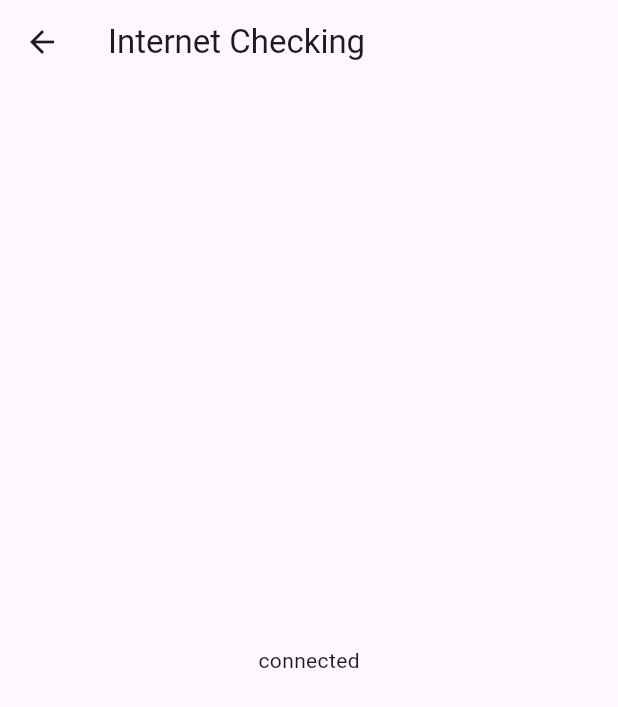
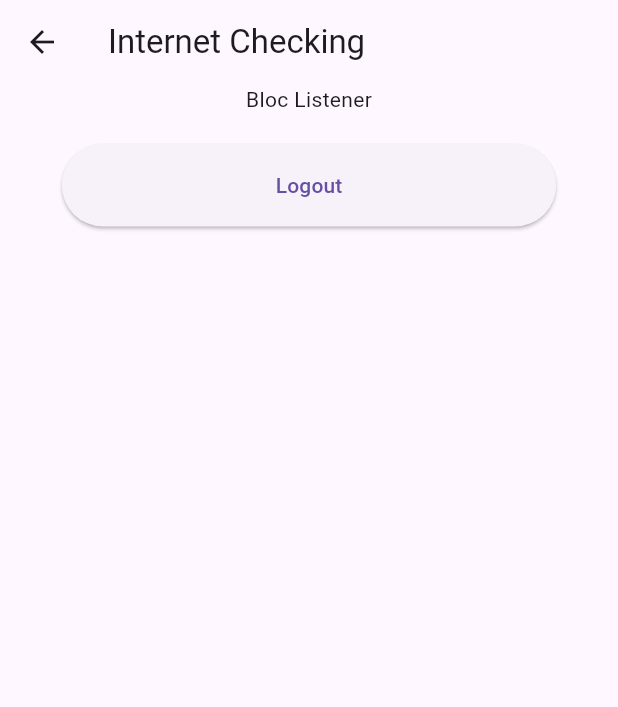
Before and after one commit to vinaypratap123/bloc_state_management, a Flutter app: the LoginScreen screen opened directly, after a tap on "Login", on a phone screen of 412 x 824 dp. Shown: the top 707 px of the screen. Run offline on Flutter 3.47's test engine with Material 3 defaults, Android fonts, the phone set to English and light mode, and no system bars; our stand-ins replace connectivity, email_validator, firebase_auth, firebase_core, flutter_bloc; accounts and stored records are empty.

Commit message:
add phone auth with successfull login

```diff
--- a/lib/cubits/auth_cubit/auth_cubit.dart
+++ b/lib/cubits/auth_cubit/auth_cubit.dart
@@ -1,12 +1,21 @@
 import 'package:bloc_state_management/cubits/auth_cubit/auth_state.dart';
 import 'package:firebase_auth/firebase_auth.dart';
+import 'package:flutter/widgets.dart';
 import 'package:flutter_bloc/flutter_bloc.dart';
 
 class LoginCubit extends Cubit<LoginState> {
   final FirebaseAuth auth = FirebaseAuth.instance;
-  LoginCubit() : super(LoginInitialState());
+  LoginCubit() : super(LoginInitialState()) {
+    User? currentUser = auth.currentUser;
+    if (currentUser != null) {
+      emit(LoggedInState(currentUser));
+    } else {
+      emit(LoggedOutState());
+    }
+  }
   String? _verificationId;
   void sendOtp(String phoneNumber) async {
+    emit(LoginLoadingState());
     await auth.verifyPhoneNumber(
         phoneNumber: phoneNumber,
         codeSent: ((verificationId, forceResendingToken) {
@@ -25,9 +34,12 @@ class LoginCubit extends Cubit<LoginState> {
   }
 
   void verifyOtp(String otp) {
+    emit(LoginLoadingState());
     PhoneAuthCredential phoneAuthCredential = PhoneAuthProvider.credential(
         verificationId: _verificationId!, smsCode: otp);
+    debugPrint("here");
     signInWithPhone(phoneAuthCredential);
+    debugPrint("here 2");
   }
 
   void signInWithPhone(PhoneAuthCredential phoneAuthCredential) async {
@@ -35,10 +47,19 @@ class LoginCubit extends Cubit<LoginState> {
       UserCredential userCredential =
           await auth.signInWithCredential(phoneAuthCredential);
       if (userCredential.user != null) {
-        emit(LoggedInState());
+        debugPrint("here 3");
+
+        emit(LoggedInState(userCredential.user!));
+        debugPrint("here 4");
       }
     } on FirebaseAuthException catch (ex) {
+      debugPrint("here error");
       emit(LoginErrorState(ex.message.toString()));
     }
   }
+
+  void logout() async {
+    await auth.signOut();
+    emit(LoggedOutState());
+  }
 }
--- a/lib/cubits/auth_cubit/auth_state.dart
+++ b/lib/cubits/auth_cubit/auth_state.dart
@@ -1,3 +1,5 @@
+import 'package:firebase_auth/firebase_auth.dart';
+
 abstract class LoginState {}
 
 class LoginInitialState extends LoginState {}
@@ -9,8 +11,8 @@ class LoginOtpSentState extends LoginState {}
 class LoginOtpVerificationState extends LoginState {}
 
 class LoggedInState extends LoginState {
-  // final UserCredential userCredential;
-  //  LoggedInState( )
+  final User userCredential;
+   LoggedInState( this.userCredential);
 
 }
 
--- a/lib/screens/home_screen.dart
+++ b/lib/screens/home_screen.dart
@@ -1,4 +1,7 @@
 import 'package:bloc_state_management/blocs/internet_bloc/internet_state.dart';
+import 'package:bloc_state_management/cubits/auth_cubit/auth_cubit.dart';
+import 'package:bloc_state_management/cubits/auth_cubit/auth_state.dart';
+import 'package:bloc_state_management/screens/login/phone_number_screen.dart';
 import 'package:flutter/material.dart';
 import 'package:flutter_bloc/flutter_bloc.dart';
 
@@ -13,11 +16,12 @@ class HomeScreen extends StatelessWidget {
       appBar: AppBar(
         title: const Text("Internet Checking"),
       ),
-      body: Container(
+      body: SizedBox(
         height: double.infinity,
         width: double.infinity,
-
-        child: Center(
+        child: Column(
+          children: [
+            Center(
               ///cubit
 
               // child: BlocConsumer<InternetCubit, InternetState>(
@@ -47,30 +51,30 @@ class HomeScreen extends StatelessWidget {
 
               /// bloc consumer
 
-          child: BlocConsumer<InternetBloc, InternetState>(
-            listener: (context, state) {
-              if (state is InternetLostState) {
-                ScaffoldMessenger.of(context).showSnackBar(const SnackBar(
-                  content: Text("Internet Disconnected"),
-                  backgroundColor: Colors.red,
-                ));
-              } else if (state is InternetBackState) {
-                ScaffoldMessenger.of(context).showSnackBar(const SnackBar(
-                  content: Text("Internet Connected"),
-                  backgroundColor: Colors.green,
-                ));
-              }
-            },
-            builder: (context, state) {
-              if (state is InternetLostState) {
-                return const Text("disconnected");
-              } else if (state is InternetBackState) {
-                return const Text("connected");
-              } else {
-                return const Text("Loading...");
-              }
-            },
-          ),
+              // child: BlocConsumer<InternetBloc, InternetState>(
+              //   listener: (context, state) {
+              //     if (state is InternetLostState) {
+              //       ScaffoldMessenger.of(context).showSnackBar(const SnackBar(
+              //         content: Text("Internet Disconnected"),
+              //         backgroundColor: Colors.red,
+              //       ));
+              //     } else if (state is InternetBackState) {
+              //       ScaffoldMessenger.of(context).showSnackBar(const SnackBar(
+              //         content: Text("Internet Connected"),
+              //         backgroundColor: Colors.green,
+              //       ));
+              //     }
+              //   },
+              //   builder: (context, state) {
+              //     if (state is InternetLostState) {
+              //       return const Text("disconnected");
+              //     } else if (state is InternetBackState) {
+              //       return const Text("connected");
+              //     } else {
+              //       return const Text("Loading...");
+              //     }
+              //   },
+              // ),
 
               /// bloc builder
 
@@ -86,24 +90,49 @@ class HomeScreen extends StatelessWidget {
               // }),
 
               /// bloc listener
-          // child: BlocListener<InternetBloc, InternetState>(
-          // listener: (context, state) {
-          //     if (state is InternetLostState) {
-          //       ScaffoldMessenger.of(context).showSnackBar(
-          //           const SnackBar(
-          //             content: Text("Internet Disconnected"),
-          //             backgroundColor: Colors.red,
-          //             ));
-          //     } else if (state is InternetBackState) {
-          //       ScaffoldMessenger.of(context).showSnackBar(
-          //           const SnackBar(
-          //             content: Text("Internet Connected"),
-          //             backgroundColor: Colors.green,
-          //             ));
-          //     }
-          //   },
-          //   child: const Text("Bloc Listener"),
-          // ),
+              child: BlocListener<InternetBloc, InternetState>(
+                listener: (context, state) {
+                  if (state is InternetLostState) {
+                    ScaffoldMessenger.of(context).showSnackBar(const SnackBar(
+                      content: Text("Internet Disconnected"),
+                      backgroundColor: Colors.red,
+                    ));
+                  } else if (state is InternetBackState) {
+                    ScaffoldMessenger.of(context).showSnackBar(const SnackBar(
+                      content: Text("Internet Connected"),
+                      backgroundColor: Colors.green,
+                    ));
+                  }
+                },
+                child: const Text("Bloc Listener"),
+              ),
+            ),
+            const SizedBox(
+              height: 20,
+            ),
+            BlocConsumer<LoginCubit, LoginState>(
+              listener: (context, state) {
+                if (state is LoggedOutState) {
+                  Navigator.popUntil(context, (route) => route.isFirst);
+                  Navigator.pushReplacement(
+                      context,
+                      MaterialPageRoute(
+                          builder: (context) => const PhoneNumberScreen()));
+                }
+              },
+              builder: (context, state) {
+                return SizedBox(
+                  height: 55,
+                  width: MediaQuery.of(context).size.width * 0.8,
+                  child: ElevatedButton(
+                      onPressed: () {
+                        BlocProvider.of<LoginCubit>(context).logout();
+                      },
+                      child: const Text("Logout")),
+                );
+              },
+            )
+          ],
         ),
       ),
     );
--- a/lib/screens/login/login_screen.dart
+++ b/lib/screens/login/login_screen.dart
@@ -1,6 +1,7 @@
 import 'package:bloc_state_management/screens/home_screen.dart';
 import 'package:bloc_state_management/screens/login/login_bloc/login_bloc.dart';
 import 'package:bloc_state_management/screens/login/login_bloc/login_event.dart';
+import 'package:bloc_state_management/screens/login/phone_number_screen.dart';
 import 'package:flutter/material.dart';
 import 'package:flutter_bloc/flutter_bloc.dart';
 
@@ -78,7 +79,10 @@ class _LoginScreenState extends State<LoginScreen> {
                           LoginSubmittedEvent(emailController.text.toString(),
                               passwordController.text.toString()));
                     }
-                    Navigator.push(context, MaterialPageRoute(builder: (context)=>const HomeScreen()));
+                    Navigator.push(
+                        context,
+                        MaterialPageRoute(
+                            builder: (context) => const HomeScreen()));
                   },
                   style: ElevatedButton.styleFrom(
                     backgroundColor: (state is LoginValidateState)
@@ -90,17 +94,19 @@ class _LoginScreenState extends State<LoginScreen> {
                       : const Text("Login"),
                 ),
               );
-
             },
           ),
-           const SizedBox(
-            height: 10,
+          const SizedBox(
+            height: 20,
           ),
           InkWell(
-            onTap: (){
-
-            },
-            child: const Text("Login with OTP"))
+              onTap: () {
+                Navigator.push(
+                    context,
+                    MaterialPageRoute(
+                        builder: (context) => const PhoneNumberScreen()));
+              },
+              child: const Text("Login with OTP"))
         ],
       ),
     ));
```
Also changed, not shown: lib/main.dart (+22 -7 lines), lib/screens/login/otp_screen.dart (+32 -17 lines), lib/screens/login/phone_number_screen.dart (+24 -15 lines). Lines whose indentation alone changed are shown as unchanged.
